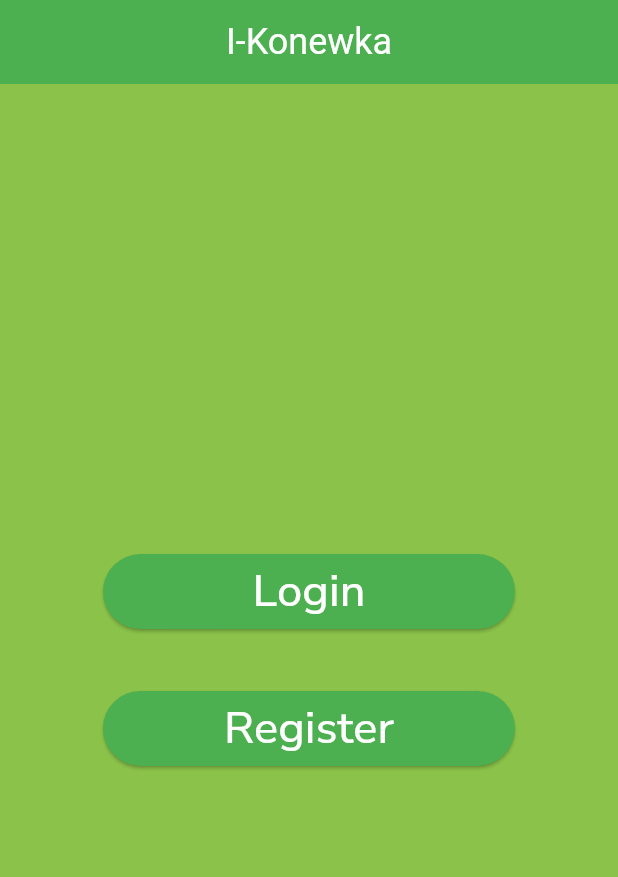
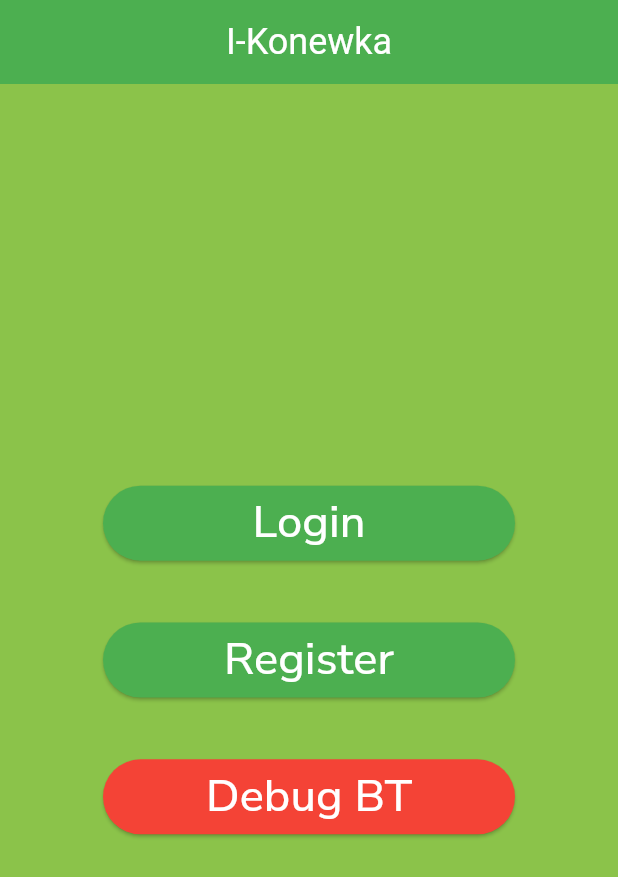
Before and after one commit to kowaleuro/i-konewka-Frontend, a Flutter app: the screen it shows after launch, on a phone screen of 412 x 824 dp. Shown: the top 877 px of the screen. Run offline on Flutter 3.47's test engine with Material 3 defaults, Android fonts, the phone set to English and light mode, and no system bars; our stand-ins replace camera, flutter_secure_storage, google_fonts, loading_animation_widget, rflutter_alert; missing offline and left inert: bluetooth_classic, flutter_session_jwt.

Commit message:
update: + main bt page

```diff
--- a/lib/screens/HomeScreen.dart
+++ b/lib/screens/HomeScreen.dart
@@ -137,9 +137,7 @@ class _HomeState extends State<HomeScreen> {
                             icon: Icons.sentiment_very_satisfied,
                             image: snapshot.data![index].getImageWidget(),
                             plantId: snapshot.data![index].fid,
-                              waterAmount: snapshot.data![index].ml_per_watering
-                                  as String,
-                            ),
+                            waterAmount: snapshot.data![index].ml_per_watering),
                         itemCount: snapshot.data!.length,
                         separatorBuilder: (BuildContext context, int index) =>
                             const SizedBox(height: 0));
--- a/lib/screens/StartScreen.dart
+++ b/lib/screens/StartScreen.dart
@@ -1,4 +1,6 @@
 import 'package:flutter/material.dart';
+import 'package:google_fonts/google_fonts.dart';
+import 'package:i_konewka_app/screens/DebugBtScreen.dart';
 import 'package:i_konewka_app/screens/LoginScreen.dart';
 import 'package:i_konewka_app/screens/RegisterScreen.dart';
 import 'package:i_konewka_app/screens/elements/CustomButton.dart';
@@ -6,7 +8,6 @@ import 'package:i_konewka_app/screens/elements/CustomButton.dart';
 import '../main.dart';
 
 class StartScreen extends StatelessWidget {
-
   const StartScreen({super.key, required this.title});
 
   final String title;
@@ -15,17 +16,43 @@ class StartScreen extends StatelessWidget {
 
   @override
   Widget build(BuildContext context) {
-
     Size size = MediaQuery.of(context).size;
     return Center(
         child: Wrap(
-          alignment: WrapAlignment.center,
-          runSpacing: size.width*0.10,
-          children:[
-            CustomButton(fontSize: 30,height: 50,width: size.width/1.5,onPressed: (){navigatorKey.currentState?.pushNamed(LoginScreen.routeName);} ,textButton: 'Login'),
-            CustomButton(fontSize: 30,height: 50,width: size.width/1.5,onPressed: (){navigatorKey.currentState?.pushNamed(RegisterScreen.routeName);} ,textButton: 'Register',),
-          ],
-        )
-      );
+      alignment: WrapAlignment.center,
+      runSpacing: size.width * 0.10,
+      children: [
+        CustomButton(
+            fontSize: 30,
+            height: 50,
+            width: size.width / 1.5,
+            onPressed: () {
+              navigatorKey.currentState?.pushNamed(LoginScreen.routeName);
+            },
+            textButton: 'Login'),
+        CustomButton(
+          fontSize: 30,
+          height: 50,
+          width: size.width / 1.5,
+          onPressed: () {
+            navigatorKey.currentState?.pushNamed(RegisterScreen.routeName);
+          },
+          textButton: 'Register',
+        ),
+        ElevatedButton(
+            onPressed: () {
+              navigatorKey.currentState?.pushNamed(DebugBtScreen.routeName);
+            },
+            style: ElevatedButton.styleFrom(
+              minimumSize: Size(size.width / 1.5, 50),
+              backgroundColor: Colors.red,
+            ),
+            child: Text(
+              'Debug BT',
+              style: GoogleFonts.nunitoSans(
+                  textStyle: TextStyle(color: Colors.white, fontSize: 30)),
+            )),
+      ],
+    ));
   }
 }
```
Also changed, not shown: lib/screens/DebugBtScreen.dart (+47 -25 lines), lib/screens/elements/PlantContainer.dart (+9 -8 lines). Lines whose indentation alone changed are shown as unchanged.
